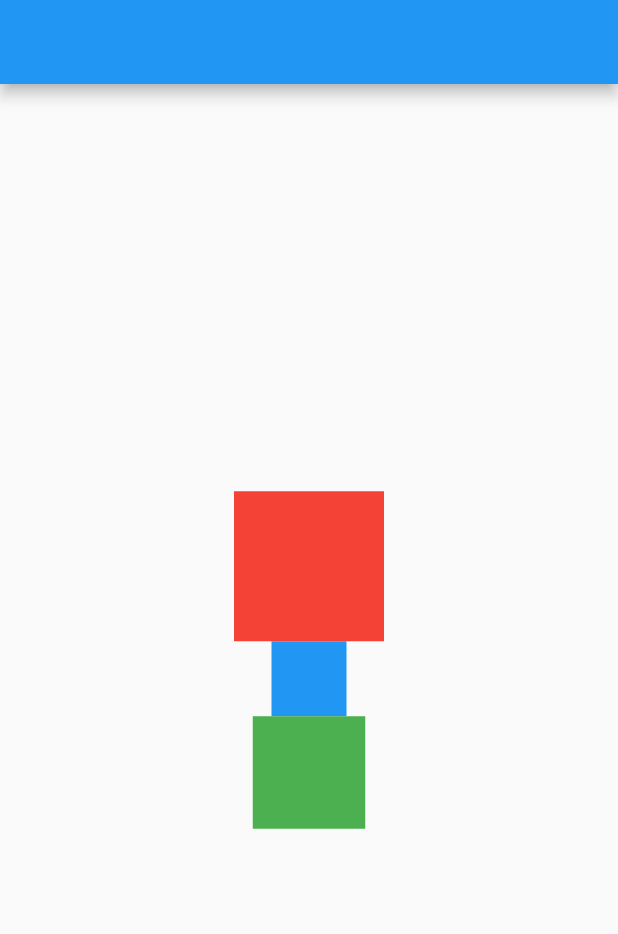
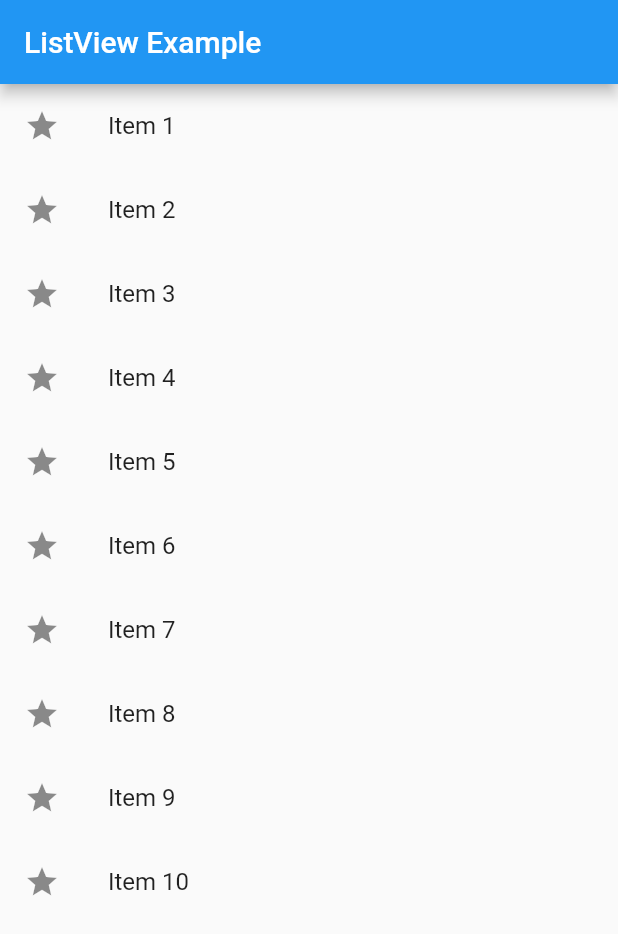
Before and after one commit to sohel7/use_of_widget, a Flutter app: the screen it shows after launch, on a phone screen of 412 x 824 dp. Shown: the top 934 px of the screen. Run offline on Flutter 3.47's test engine with Material 2 defaults, Android fonts, the phone set to English and light mode, and no system bars.

Commit message:
ListView

```diff
--- a/lib/main.dart
+++ b/lib/main.dart
@@ -1,119 +1,51 @@
-import 'package:flutter/cupertino.dart';
 import 'package:flutter/material.dart';
 
-void main(){
+void main() {
   runApp(MyApp());
 }
 
-class MyApp extends StatelessWidget{
+class MyApp extends StatelessWidget {
   @override
   Widget build(BuildContext context) {
-return MaterialApp(
-  title: "Use of widget",
-  home: UseOfWidget(),
-);
+    return MaterialApp(
+      home: Scaffold(
+        appBar: AppBar(
+          title: Text('ListView Example'),
+        ),
+        body: MyListView(),
+      ),
+    );
   }
 }
 
-class UseOfWidget extends StatelessWidget{
+class MyListView extends StatelessWidget {
+  final List<String> items = [
+    'Item 1',
+    'Item 2',
+    'Item 3',
+    'Item 4',
+    'Item 5',
+    'Item 6',
+    'Item 7',
+    'Item 8',
+    'Item 9',
+    'Item 10',
+  ];
+
   @override
   Widget build(BuildContext context) {
-return Scaffold(
-  appBar: AppBar(),
-
-  //======================== COLUMN Widget==============================
-  body: Center(
-    child: Column(
-      mainAxisAlignment: MainAxisAlignment.center, // Align children along the vertical axis
-      crossAxisAlignment: CrossAxisAlignment.center, // Align children along the horizontal axis
-      children: [
-        Container(
-          width: 100,
-          height: 100,
-          color: Colors.red,
-        ),
-        Container(
-          width: 50,
-          height: 50,
-          color: Colors.blue,
-        ),
-        Container(
-          width: 75,
-          height: 75,
-          color: Colors.green,
-        ),
-      ],
-    ),
-  ),
-
-  // ======================ROW Widget=================================
-  // body: Row(
-  //   mainAxisAlignment: MainAxisAlignment.spaceBetween, // Align along the main axis (horizontal)
-  //   crossAxisAlignment: CrossAxisAlignment.center,      // Align along the cross axis (vertical)
-  //   children: [
-  //     Container(
-  //       width: 50,
-  //       height: 120,
-  //       color: Colors.red,
-  //       child: Center(child: Text('1')),
-  //     ),
-  //     Container(
-  //       width: 50,
-  //       height: 50,
-  //       color: Colors.green,
-  //       child: Center(child: Text('2')),
-  //     ),
-  //     Container(
-  //       width: 50,
-  //       height: 50,
-  //       color: Colors.blue,
-  //       child: Center(child: Text('3')),
-  //     ),
-  //   ],
-  // )
-
-
-
-
-
-
-
-
-  //=================== Container widget===============
-  //   body: Container(
-  //       width: 200.0,
-  //       height: 200.0,
-  //       color: Colors.green,
-  //       child: Align(
-  //         alignment: Alignment.center,
-  //         child: Text(
-  //           'Center ',
-  //           style: TextStyle(
-  //             fontSize: 25,
-  //             fontWeight: FontWeight.bold,
-  //             color: Colors.red,
-  //           ),
-  //         ),
-  //       ),
-  //     ),
-
-  //===================== TEXT Widget===========================
-  // body: const Center(
-  //     child: Column(
-  //       mainAxisAlignment: MainAxisAlignment.center,
-  //       children: <Widget> [
-  //         Text("Hello Widget, I am Sohel Hossain, I am expert in Flutter",
-  //           style: TextStyle(
-  //           fontSize: 25,
-  //           fontWeight: FontWeight.bold,
-  //           color: Colors.red,
-  //               backgroundColor: Colors.black,
-  //         ),
-  //         ),
-  //
-  //       ],
-  //     )
-  // ),
-);
+    return ListView.builder(
+      itemCount: items.length,
+      itemBuilder: (BuildContext context, int index) {
+        return ListTile(
+          title: Text(items[index]),
+          leading: Icon(Icons.star), // You can customize the leading icon
+          onTap: () {
+            // Add your onTap logic here
+            print('Tapped on item: ${items[index]}');
+          },
+        );
+      },
+    );
   }
 }
```
